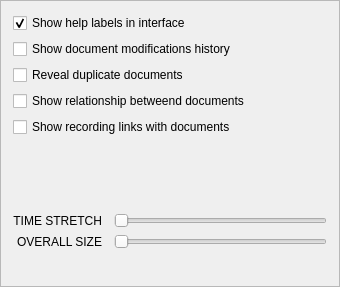
Old version of the form gui/timelinecontrol.ui in the repository Rekall/Rekall.
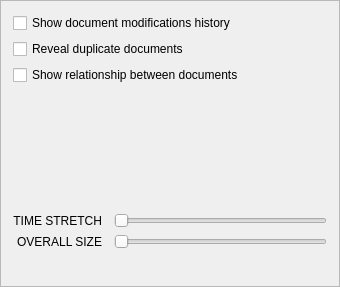
New version of the form.

What changed in the file:
```diff
--- a/gui/timelinecontrol.ui
+++ b/gui/timelinecontrol.ui
@@ -53,16 +53,6 @@
       <property name="bottomMargin">
        <number>12</number>
       </property>
-      <item>
-       <widget class="QCheckBox" name="help">
-        <property name="text">
-         <string>Show help labels in interface</string>
-        </property>
-        <property name="checked">
-         <bool>true</bool>
-        </property>
-       </widget>
-      </item>
       <item>
        <widget class="QCheckBox" name="history">
         <property name="text">
@@ -80,14 +70,7 @@
       <item>
        <widget class="QCheckBox" name="linkedTags">
         <property name="text">
-         <string>Show relationship betweend documents</string>
-        </property>
-       </widget>
-      </item>
-      <item>
-       <widget class="QCheckBox" name="linkedRenders">
-        <property name="text">
-         <string>Show recording links with documents</string>
+         <string>Show relationship between documents</string>
         </property>
        </widget>
       </item>
```
